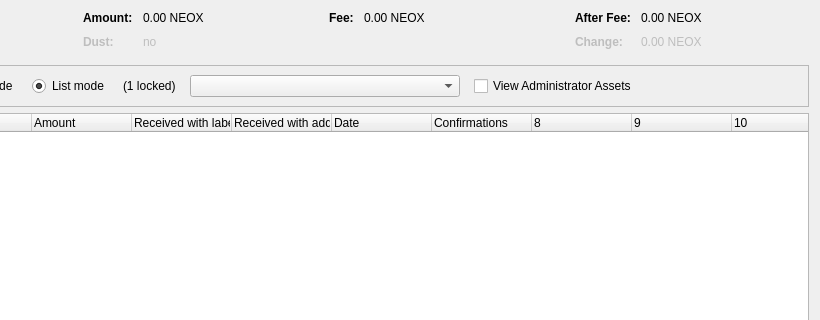
The window that src/qt/forms/assetcontroldialog.ui (SwatticusDevelopment/Depths) describes before a commit, drawn with Qt 5; both pictures show x 180 to 1000 and y 0 to 320 of the 1000 by 500 pixel window.
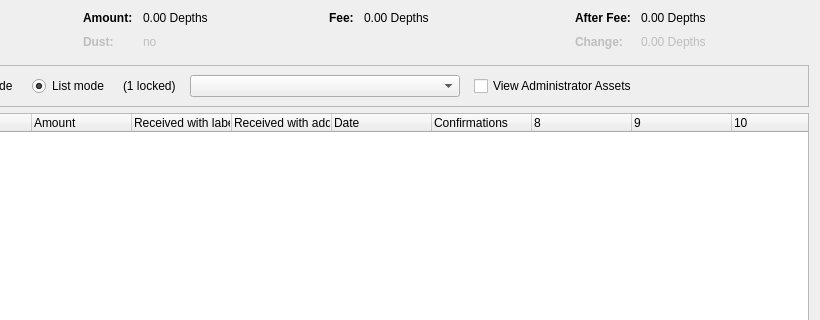
The same window after the commit. Custom widgets are drawn as their Qt base class.

Diff of the .ui file:
```diff
--- a/src/qt/forms/assetcontroldialog.ui
+++ b/src/qt/forms/assetcontroldialog.ui
@@ -132,7 +132,7 @@
           <enum>Qt::ActionsContextMenu</enum>
          </property>
          <property name="text">
-          <string notr="true">0.00 NEOX</string>
+          <string notr="true">0.00 Depths</string>
          </property>
          <property name="textInteractionFlags">
           <set>Qt::LinksAccessibleByMouse|Qt::TextSelectableByKeyboard|Qt::TextSelectableByMouse</set>
@@ -212,7 +212,7 @@
           <enum>Qt::ActionsContextMenu</enum>
          </property>
          <property name="text">
-          <string notr="true">0.00 NEOX</string>
+          <string notr="true">0.00 Depths</string>
          </property>
          <property name="textInteractionFlags">
           <set>Qt::LinksAccessibleByMouse|Qt::TextSelectableByKeyboard|Qt::TextSelectableByMouse</set>
@@ -257,7 +257,7 @@
           <enum>Qt::ActionsContextMenu</enum>
          </property>
          <property name="text">
-          <string notr="true">0.00 NEOX</string>
+          <string notr="true">0.00 Depths</string>
          </property>
          <property name="textInteractionFlags">
           <set>Qt::LinksAccessibleByMouse|Qt::TextSelectableByKeyboard|Qt::TextSelectableByMouse</set>
@@ -292,7 +292,7 @@
           <enum>Qt::ActionsContextMenu</enum>
          </property>
          <property name="text">
-          <string notr="true">0.00 NEOX</string>
+          <string notr="true">0.00 Depths</string>
          </property>
          <property name="textInteractionFlags">
           <set>Qt::LinksAccessibleByMouse|Qt::TextSelectableByKeyboard|Qt::TextSelectableByMouse</set>
```
